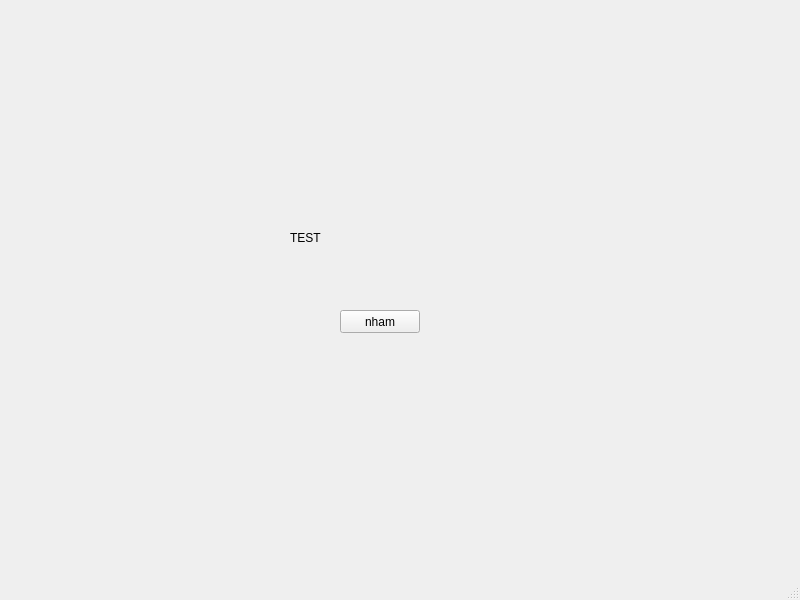
First picture: the form in mainwindow.ui, repository Maidiep372/2222, before the edit.
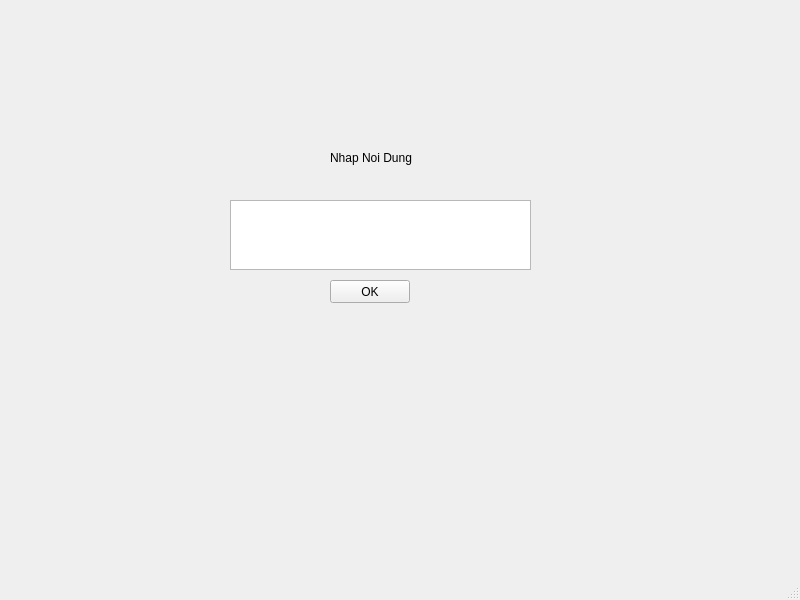
Second picture: the form after the edit.

```diff
--- a/mainwindow.ui
+++ b/mainwindow.ui
@@ -17,27 +17,37 @@
    <widget class="QPushButton" name="pushButton">
     <property name="geometry">
      <rect>
-      <x>340</x>
-      <y>310</y>
+      <x>330</x>
+      <y>280</y>
       <width>80</width>
       <height>23</height>
      </rect>
     </property>
     <property name="text">
-     <string>nham</string>
+     <string>OK</string>
     </property>
    </widget>
    <widget class="QLabel" name="label">
     <property name="geometry">
      <rect>
-      <x>290</x>
-      <y>230</y>
-      <width>201</width>
+      <x>330</x>
+      <y>150</y>
+      <width>101</width>
       <height>16</height>
      </rect>
     </property>
     <property name="text">
-     <string>TEST</string>
+     <string>Nhap Noi Dung</string>
+    </property>
+   </widget>
+   <widget class="QTextEdit" name="textEdit">
+    <property name="geometry">
+     <rect>
+      <x>230</x>
+      <y>200</y>
+      <width>301</width>
+      <height>70</height>
+     </rect>
     </property>
    </widget>
   </widget>
```
